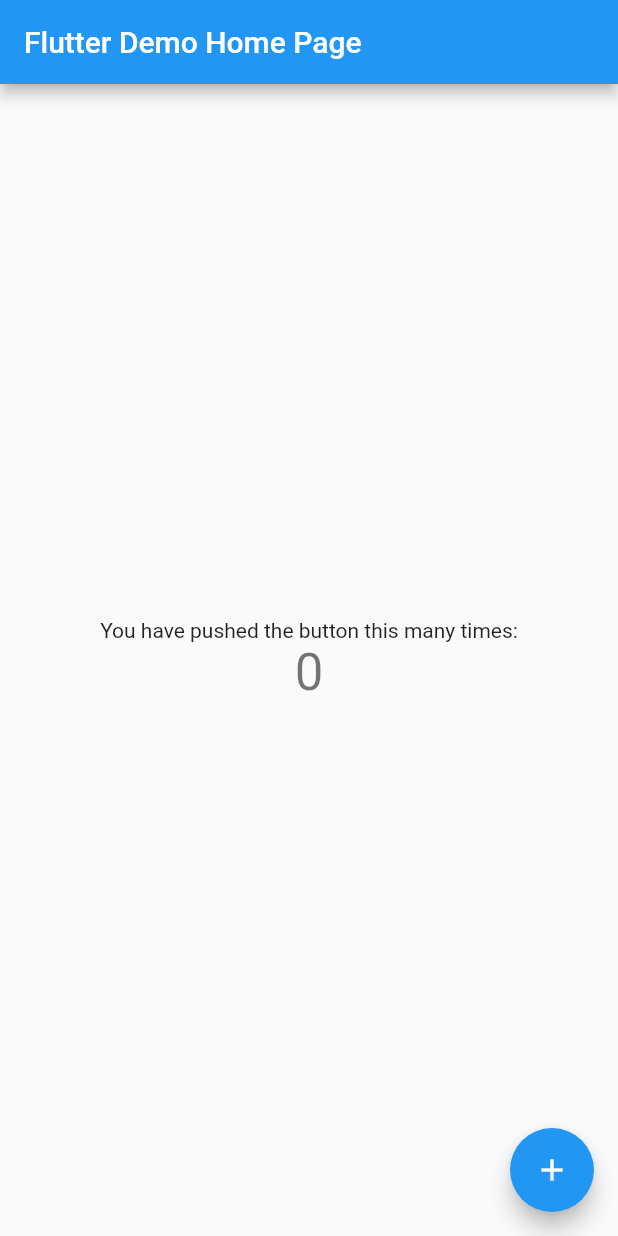
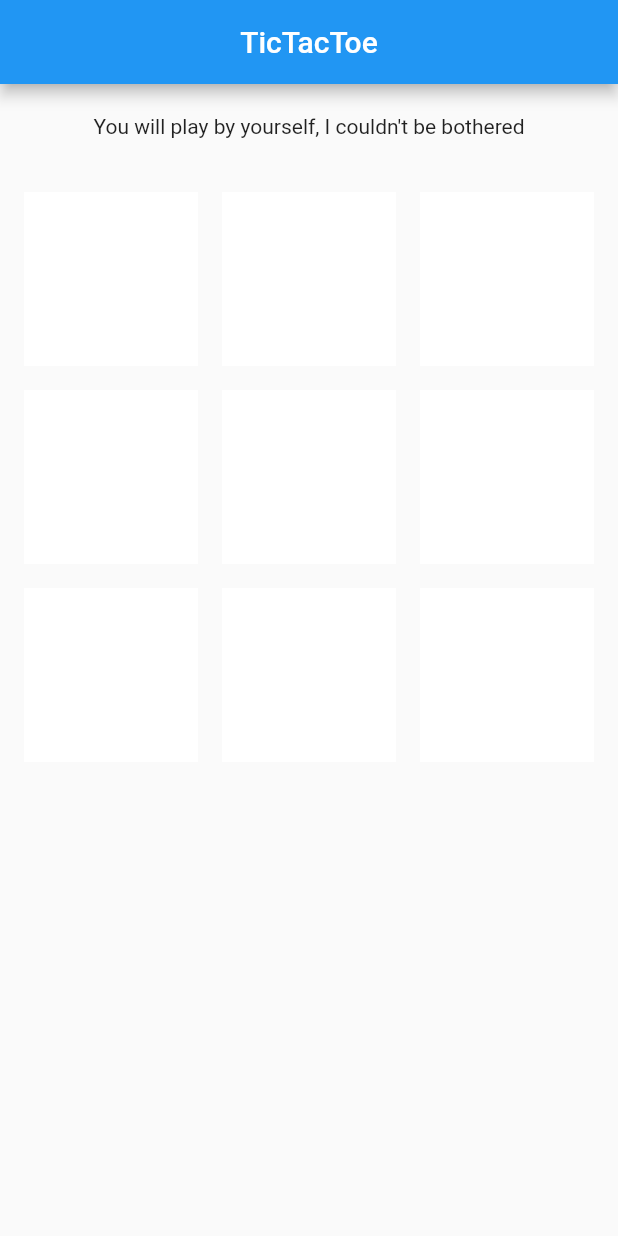
Before and after one commit to RazvanRotaru/FlutterBootcamp, a Flutter app: the screen it shows after launch, on a phone screen of 412 x 824 dp. Run offline on Flutter 3.47's test engine with Material 2 defaults, Android fonts, the phone set to English and light mode, and no system bars.

Commit message:
implemented game logic

```diff
--- /dev/null
+++ b/tic_tac_toe/lib/cell.dart
@@ -0,0 +1,75 @@
+import 'package:flutter/material.dart';
+import 'package:flutter/widgets.dart';
+
+typedef OnTap = int Function();
+
+class Cell extends StatefulWidget {
+  const Cell({Key? key, required this.onTap, required this.player}) : super(key: key);
+  final OnTap onTap;
+  final int player;
+
+  @override
+  _CellState createState() => _CellState();
+}
+
+class _CellState extends State<Cell> with SingleTickerProviderStateMixin {
+  late bool _isEmpty;
+  Color _color = Colors.white;
+  late AnimationController _controller;
+
+  Color getColor(int index) {
+    return index == 0 ? Colors.red : Colors.green;
+  }
+
+  void setColor(int index) {
+    setState(() {
+      _color = getColor(index);
+      _isEmpty = false;
+    });
+  }
+
+  @override
+  void initState() {
+    super.initState();
+
+    if (widget.player >= 0) {
+      setColor(widget.player);
+    } else {
+      setState(() {
+        _isEmpty = true;
+      });
+    }
+
+    _controller = AnimationController(vsync: this, duration: const Duration(milliseconds: 300));
+    _controller.addListener(() {
+      setState(() {});
+    });
+  }
+
+  @override
+  void dispose() {
+    _controller.dispose();
+    super.dispose();
+  }
+
+  @override
+  Widget build(BuildContext context) {
+    return GestureDetector(
+      onTap: () {
+        if (!_isEmpty) {
+          return;
+        }
+
+        final int currPlayer = widget.onTap();
+        setColor(currPlayer);
+
+        if (!_controller.isCompleted) {
+          _controller.forward();
+        }
+      },
+      child: Container(
+        color: Color.lerp(Colors.white, _color, _controller.value),
+      ),
+    );
+  }
+}
--- /dev/null
+++ b/tic_tac_toe/lib/game.dart
@@ -0,0 +1,146 @@
+import 'package:flutter/material.dart';
+import 'package:flutter/widgets.dart';
+
+import 'cell.dart';
+
+class Game extends StatefulWidget {
+  const Game({Key? key}) : super(key: key);
+
+  @override
+  _GameState createState() => _GameState();
+}
+
+class _GameState extends State<Game> {
+  late List<int> elements = List<int>.generate(9, (int index) => -1);
+  int player = 0;
+
+  bool checkLines({required int dx, required int dy}) {
+    for (int i = 0; i < 3 * dx; i += dx) {
+      if (elements[i] < 0) {
+        continue;
+      }
+      final int _currPlayer = elements[i];
+      int count = 0;
+      for (int j = 0; j < 3 * dy; j += dy) {
+        if (elements[i + j] == _currPlayer) {
+          count++;
+        }
+      }
+      if (count == 3) {
+        return true;
+      }
+    }
+    return false;
+  }
+
+  bool checkRows() {
+    return checkLines(dx: 3, dy: 1);
+  }
+
+  bool checkCols() {
+    return checkLines(dx: 1, dy: 3);
+  }
+
+  bool checkDiags() {
+    // player on first diagonal
+    final int first = elements[0];
+    int firstCount = 1;
+    // player on first second
+    final int second = elements[2];
+    int secondCount = 1;
+
+    if ((first < 0) && (second < 0)) {
+      return false;
+    }
+    for (int i = 1; i < 3; i++) {
+      if (elements[i * 3 + i] == first) {
+        firstCount++;
+      }
+      if (elements[i * 3 + 2 - i] == second) {
+        secondCount++;
+      }
+    }
+    return (firstCount == 3) || (secondCount == 3);
+  }
+
+  bool isFull() {
+    for (int i = 0; i < 9; i++) {
+      if (elements[i] < 0) {
+        return false;
+      }
+    }
+    return true;
+  }
+
+  void checkGame() {
+    if (checkRows() || checkCols() || checkDiags()) {
+      _showDialog(title: 'You won', content: 'Against yourself, psych');
+    }
+    else if (isFull()){
+      _showDialog(title: 'You lost', content: 'How did you managed that?!');
+    }
+  }
+
+  void _reset() {
+    setState(() {
+      player = 0;
+      elements = List<int>.filled(9, -1);
+    });
+  }
+
+  void _showDialog({required String title, required String content}) {
+    showDialog<Widget>(
+      context: context,
+      builder: (_) => AlertDialog(
+        title: Text(title),
+        content: Text(content),
+        actions: <Widget>[
+          ElevatedButton(
+            child: const Text('Try again!'),
+            onPressed: () {
+              Navigator.of(context).pop();
+              _reset();
+            },
+          ),
+          ElevatedButton(
+            child: const Text('OK'),
+            onPressed: () {
+              Navigator.of(context).pop();
+            },
+          )
+        ],
+      ),
+    );
+  }
+
+  @override
+  Widget build(BuildContext context) {
+    return Expanded(
+      child: SizedBox(
+        child: GridView.builder(
+          gridDelegate: const SliverGridDelegateWithFixedCrossAxisCount(
+            crossAxisCount: 3,
+            mainAxisSpacing: 16.0,
+            crossAxisSpacing: 16.0,
+          ),
+          itemCount: elements.length,
+          padding: const EdgeInsets.all(16.0),
+          itemBuilder: (BuildContext context, int index) {
+            return Cell(
+              player: elements[index],
+              onTap: () {
+                final int currPlayer = player;
+                setState(() {
+                  elements[index] = player;
+                  player = (player + 1) % 2;
+                });
+                checkGame();
+                return currPlayer;
+              },
+            );
+          },
+        ),
+      ),
+    );
+  }
+}
--- a/tic_tac_toe/lib/main.dart
+++ b/tic_tac_toe/lib/main.dart
@@ -1,10 +1,14 @@
 import 'package:flutter/material.dart';
 
+import 'main_page.dart';
+
 void main() {
-  runApp(MyApp());
+  runApp(const MyApp());
 }
 
 class MyApp extends StatelessWidget {
+  const MyApp({Key? key}) : super(key: key);
+
   // This widget is the root of your application.
   @override
   Widget build(BuildContext context) {
@@ -22,92 +26,7 @@
         // is not restarted.
         primarySwatch: Colors.blue,
       ),
-      home: MyHomePage(title: 'Flutter Demo Home Page'),
+      home: const MainPage(),
     );
   }
 }
-
-class MyHomePage extends StatefulWidget {
-  MyHomePage({Key key, this.title}) : super(key: key);
-
-  // This widget is the home page of your application. It is stateful, meaning
-  // that it has a State object (defined below) that contains fields that affect
-  // how it looks.
-
-  // This class is the configuration for the state. It holds the values (in this
-  // case the title) provided by the parent (in this case the App widget) and
-  // used by the build method of the State. Fields in a Widget subclass are
-  // always marked "final".
-
-  final String title;
-
-  @override
-  _MyHomePageState createState() => _MyHomePageState();
-}
-
-class _MyHomePageState extends State<MyHomePage> {
-  int _counter = 0;
-
-  void _incrementCounter() {
-    setState(() {
-      // This call to setState tells the Flutter framework that something has
-      // changed in this State, which causes it to rerun the build method below
-      // so that the display can reflect the updated values. If we changed
-      // _counter without calling setState(), then the build method would not be
-      // called again, and so nothing would appear to happen.
-      _counter++;
-    });
-  }
-
-  @override
-  Widget build(BuildContext context) {
-    // This method is rerun every time setState is called, for instance as done
-    // by the _incrementCounter method above.
-    //
-    // The Flutter framework has been optimized to make rerunning build methods
-    // fast, so that you can just rebuild anything that needs updating rather
-    // than having to individually change instances of widgets.
-    return Scaffold(
-      appBar: AppBar(
-        // Here we take the value from the MyHomePage object that was created by
-        // the App.build method, and use it to set our appbar title.
-        title: Text(widget.title),
-      ),
-      body: Center(
-        // Center is a layout widget. It takes a single child and positions it
-        // in the middle of the parent.
-        child: Column(
-          // Column is also a layout widget. It takes a list of children and
-          // arranges them vertically. By default, it sizes itself to fit its
-          // children horizontally, and tries to be as tall as its parent.
-          //
-          // Invoke "debug painting" (press "p" in the console, choose the
-          // "Toggle Debug Paint" action from the Flutter Inspector in Android
-          // Studio, or the "Toggle Debug Paint" command in Visual Studio Code)
-          // to see the wireframe for each widget.
-          //
-          // Column has various properties to control how it sizes itself and
-          // how it positions its children. Here we use mainAxisAlignment to
-          // center the children vertically; the main axis here is the vertical
-          // axis because Columns are vertical (the cross axis would be
-          // horizontal).
-          mainAxisAlignment: MainAxisAlignment.center,
-          children: <Widget>[
-            Text(
-              'You have pushed the button this many times:',
-            ),
-            Text(
-              '$_counter',
-              style: Theme.of(context).textTheme.headline4,
-            ),
-          ],
-        ),
-      ),
-      floatingActionButton: FloatingActionButton(
-        onPressed: _incrementCounter,
-        tooltip: 'Increment',
-        child: Icon(Icons.add),
-      ), // This trailing comma makes auto-formatting nicer for build methods.
-    );
-  }
-}
--- /dev/null
+++ b/tic_tac_toe/lib/main_page.dart
@@ -0,0 +1,30 @@
+import 'package:flutter/widgets.dart';
+import 'package:flutter/material.dart';
+import 'game.dart';
+
+class MainPage extends StatelessWidget {
+  const MainPage({Key? key}) : super(key: key);
+
+  @override
+  Widget build(BuildContext context) {
+    return Scaffold(
+      appBar: AppBar(
+        title: const Center(child: Text('TicTacToe')),
+      ),
+      body: Column(
+        crossAxisAlignment: CrossAxisAlignment.center,
+        // mainAxisSize: MainAxisSize.max,
+        children: const <Widget>[
+          SizedBox(
+            height: 20,
+          ),
+          Text("You will play by yourself, I couldn't be bothered"),
+          SizedBox(
+            height: 20,
+          ),
+          Game(),
+        ],
+      ),
+    );
+  }
+}
--- a/tic_tac_toe/pubspec.yaml
+++ b/tic_tac_toe/pubspec.yaml
@@ -18,7 +18,7 @@
 version: 1.0.0+1
 
 environment:
-  sdk: ">=2.7.0 <3.0.0"
+  sdk: ">=2.12.0 <3.0.0"
 
 dependencies:
   flutter:
```
Also changed, not shown: 1 other file.
